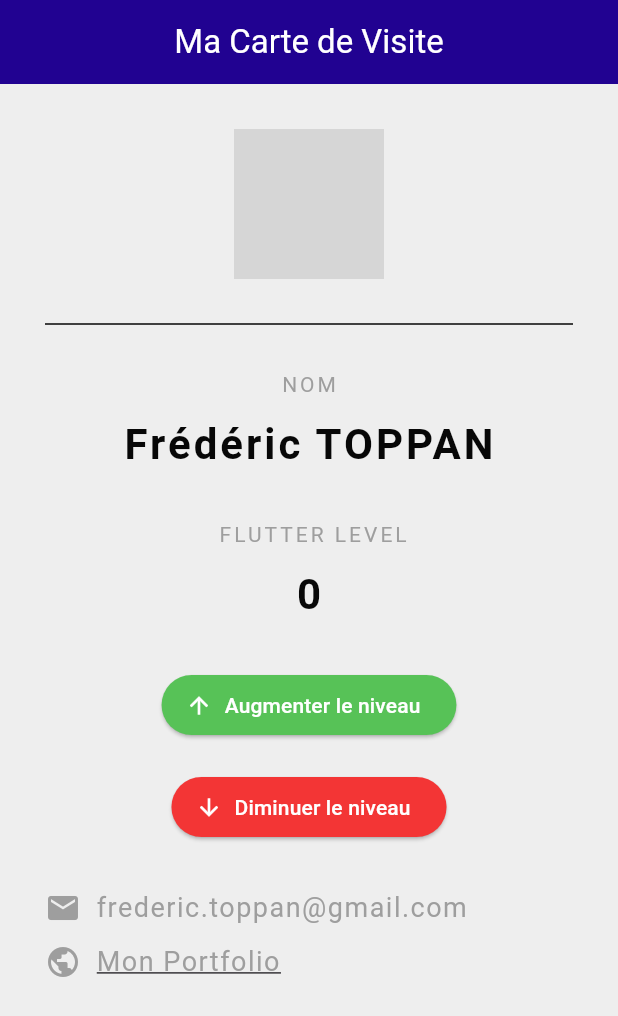
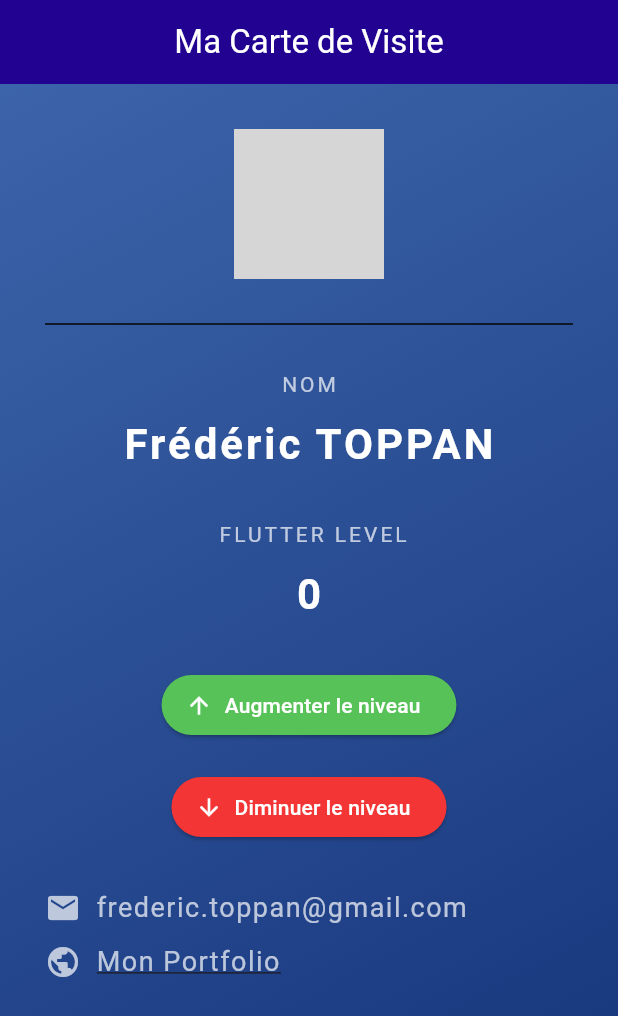
Before and after one commit to 2312-1972/macartedevisite, a Flutter app: the screen it shows after launch, on a phone screen of 412 x 824 dp. Shown: the top 1016 px of the screen. Run offline on Flutter 3.47's test engine with Material 3 defaults, Android fonts, the light colour scheme and no system bars; network calls fail; grey boxes are pictures that could not be loaded.

Commit message:
ajout background  card

```diff
--- a/lib/main.dart
+++ b/lib/main.dart
@@ -77,15 +77,30 @@ class _CarteDeVisitePageState extends State<CarteDeVisitePage> {
   Widget build(BuildContext context) {
     // Scaffold est un widget de base qui fournit la structure visuelle standard d'une page (barre d'app, corps, etc.).
     return Scaffold(
-      backgroundColor: Colors.grey[200], // Couleur de fond de la page
+      // Nous définissons la couleur de fond du Scaffold à transparent
+      // car le dégradé sera géré par le Container enfant.
+      backgroundColor: Colors.transparent,
       appBar: AppBar(
         title: const Text('Ma Carte de Visite'),
         centerTitle: true,
         backgroundColor: const Color.fromARGB(255, 33, 2, 145),
         foregroundColor: Colors.white,
       ),
-      // Center permet de centrer son widget enfant.
-      body: Center(
+      // Le corps du Scaffold est un Container qui contient le dégradé.
+      body: Container(
+        // Définir la décoration du Container avec un LinearGradient pour le dégradé.
+        decoration: const BoxDecoration(
+          gradient: LinearGradient(
+            begin: Alignment.topLeft, // Début du dégradé en haut à gauche
+            end: Alignment.bottomRight, // Fin du dégradé en bas à droite
+            colors: [
+              Color.fromARGB(255, 60, 100, 170), // Un bleu plus clair
+              Color.fromARGB(255, 20, 50, 120),  // Un bleu plus foncé
+            ],
+          ),
+        ),
+        // Le contenu du Container est centré.
+        child: Center(
           // Padding ajoute de l'espace autour de son enfant.
           child: Padding(
             padding: const EdgeInsets.all(30.0),
@@ -106,14 +121,14 @@ class _CarteDeVisitePageState extends State<CarteDeVisitePage> {
                 ),
                 const Text(
                   'NOM',
-                style: TextStyle(color: Colors.grey, letterSpacing: 2.0),
+                  style: TextStyle(color: Colors.white70, letterSpacing: 2.0), // Couleur du texte ajustée pour le dégradé
                 ),
                 // SizedBox est utilisé pour créer un espacement vertical.
                 const SizedBox(height: 10.0),
                 Text(
                   'Frédéric TOPPAN',
                   style: TextStyle(
-                  color: const Color.fromARGB(255, 7, 7, 7),
+                    color: const Color.fromARGB(255, 255, 255, 255), // Couleur du texte ajustée pour le dégradé
                     letterSpacing: 2.0,
                     fontSize: 28.0,
                     fontWeight: FontWeight.bold,
@@ -122,13 +137,13 @@ class _CarteDeVisitePageState extends State<CarteDeVisitePage> {
                 const SizedBox(height: 30.0),
                 const Text(
                   ' FLUTTER LEVEL',
-                style: TextStyle(color: Colors.grey, letterSpacing: 2.0),
+                  style: TextStyle(color: Colors.white70, letterSpacing: 2.0), // Couleur du texte ajustée pour le dégradé
                 ),
                 const SizedBox(height: 10.0),
                 Text(
                   '$_niveauDeCompetence', // Affiche la valeur de notre variable d'état.
                   style: TextStyle(
-                  color: const Color.fromARGB(255, 8, 8, 8),
+                    color: const Color.fromARGB(255, 255, 255, 255), // Couleur du texte ajustée pour le dégradé
                     letterSpacing: 2.0,
                     fontSize: 28.0,
                     fontWeight: FontWeight.bold,
@@ -162,13 +177,13 @@ class _CarteDeVisitePageState extends State<CarteDeVisitePage> {
                   children: <Widget>[
                     Icon(
                       Icons.email,
-                    color: Colors.grey,
+                      color: Colors.white70, // Couleur de l'icône ajustée
                     ),
                     SizedBox(width: 10.0),
                     Text(
                       'frederic.toppan@gmail.com',
                       style: TextStyle(
-                      color: Colors.grey,
+                        color: Colors.white70, // Couleur du texte ajustée
                         fontSize: 18.0,
                         letterSpacing: 1.0,
                       ),
@@ -186,13 +201,13 @@ class _CarteDeVisitePageState extends State<CarteDeVisitePage> {
                     children: <Widget>[
                       Icon(
                         Icons.public, // Une icône de globe ou de lien est appropriée
-                      color: Colors.grey,
+                        color: Colors.white70, // Couleur de l'icône ajustée
                       ),
                       SizedBox(width: 10.0),
                       Text(
                         'Mon Portfolio', // Texte du lien
                         style: TextStyle(
-                        color: Colors.grey,
+                          color: Colors.white70, // Couleur du texte ajustée
                           fontSize: 18.0,
                           letterSpacing: 1.0,
                           decoration: TextDecoration.underline, // Souligne le texte pour indiquer que c'est un lien
@@ -205,6 +220,7 @@ class _CarteDeVisitePageState extends State<CarteDeVisitePage> {
             ),
           ),
         ),
+      ),
     );
   }
 }
```
Lines whose indentation alone changed are shown as unchanged.
